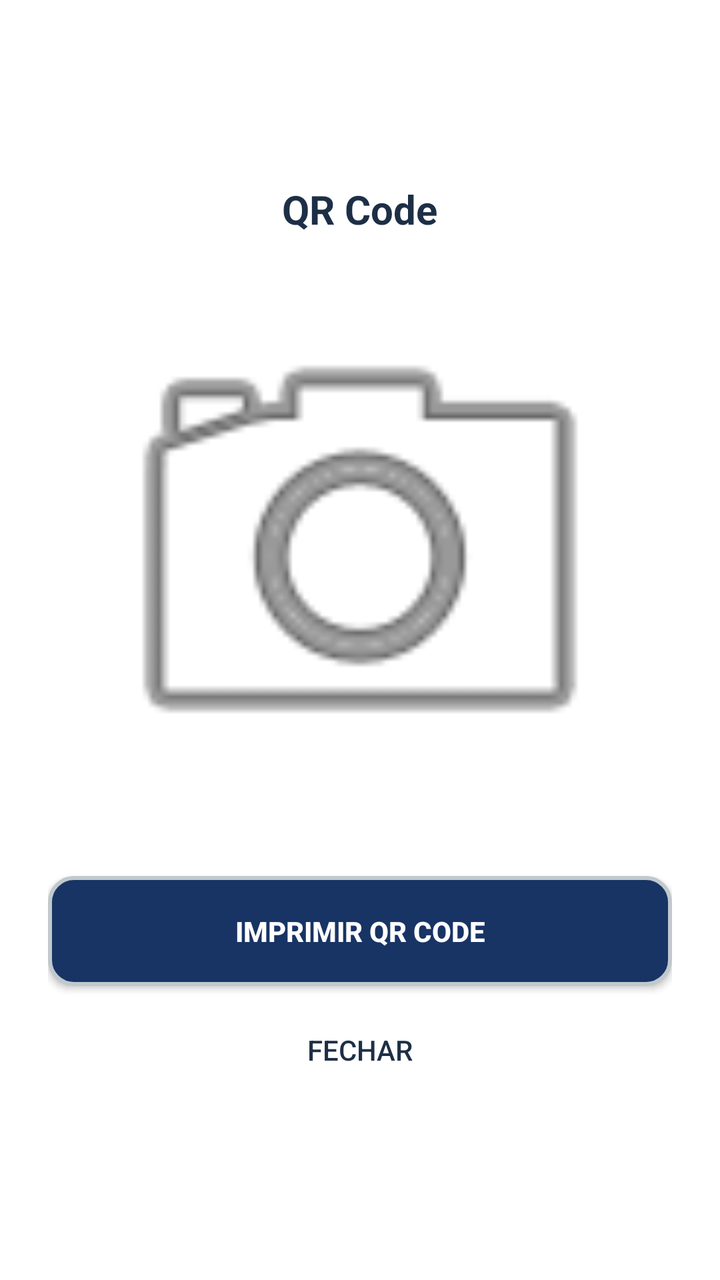
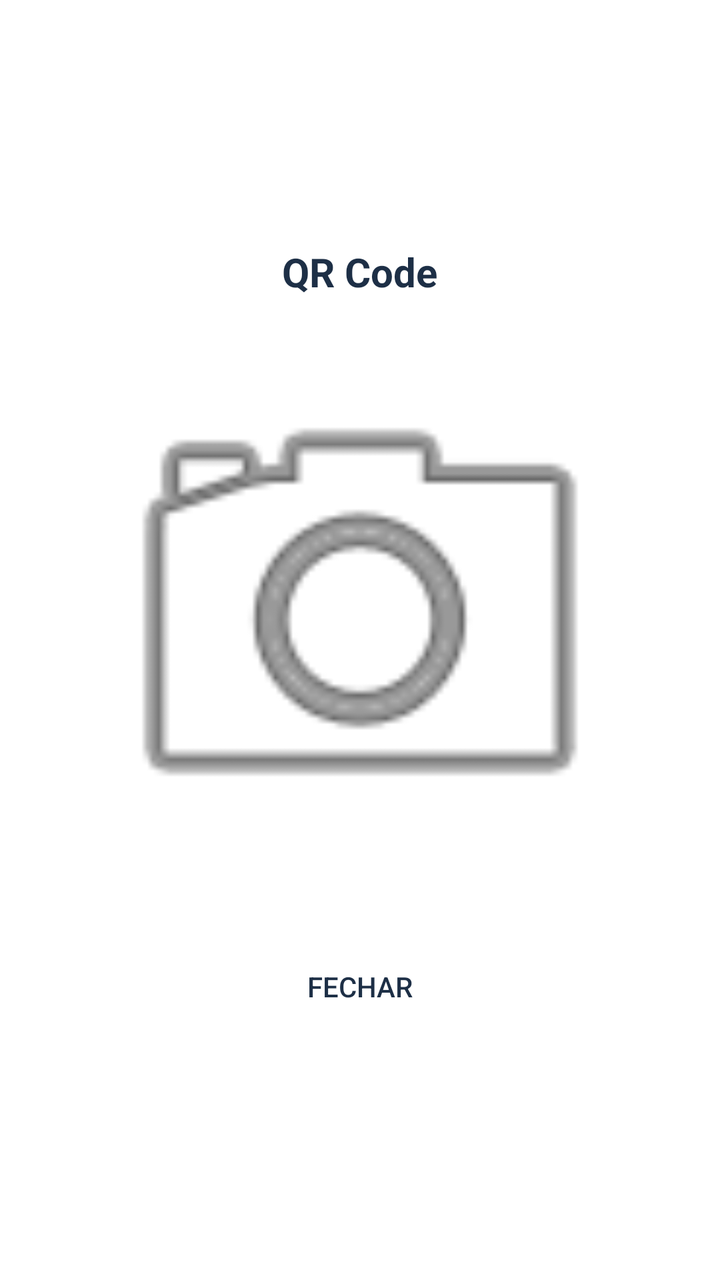

Two renders of the same Android screen: before a commit and after it. Below are the layout's source before the change and the commit's diff.
<!-- AndroidManifest.xml: application theme Theme.EventlyApp -->
<!-- res/layout/dialog_qrcode.xml -->
<?xml version="1.0" encoding="utf-8"?>
<LinearLayout xmlns:android="http://schemas.android.com/apk/res/android"
    android:layout_width="match_parent"
    android:layout_height="wrap_content"
    android:orientation="vertical"
    android:padding="24dp"
    android:background="@android:color/white"
    android:gravity="center">

    <TextView
        android:layout_width="wrap_content"
        android:layout_height="wrap_content"
        android:layout_marginBottom="16dp"
        android:text="QR Code"
        android:textColor="@color/AzulEscuro"
        android:textSize="20sp"
        android:textStyle="bold" />

    <ImageView
        android:id="@+id/imgQrCodeDialog"
        android:layout_width="280dp"
        android:layout_height="280dp"
        android:scaleType="fitCenter"
        android:src="@android:drawable/ic_menu_camera"
        android:layout_marginBottom="24dp"/>

    <android.widget.Button
        android:id="@+id/btnImprimirDialog"
        android:layout_width="match_parent"
        android:layout_height="55dp"
        android:background="@drawable/botaoazulg"
        android:text="Imprimir QR Code"
        android:textColor="#FFFFFF"
        android:textStyle="bold"
        android:layout_marginBottom="8dp"/>

    <android.widget.Button
        android:id="@+id/btnFecharDialog"
        android:layout_width="match_parent"
        android:layout_height="wrap_content"
        style="?android:attr/borderlessButtonStyle"
        android:text="Fechar"
        android:textColor="@color/AzulEscuro" />

</LinearLayout>
<!-- resources referenced by this layout -->
<resources>
  <color name="AzulEscuro">#1D2F46</color>
  <!-- drawable botaoazulg (drawable) -->
  <?xml version="1.0" encoding="utf-8"?>
  <selector xmlns:android="http://schemas.android.com/apk/res/android">
      <item>
          <shape android:shape="rectangle">
              <solid android:color="@color/AzulVivo" />
  
              <stroke
                  android:width="2dp"
                  android:color="@color/AzulPastel" />
  
              <corners android:radius="12dp" />
          </shape>
      </item>
  </selector>
  <style name="Theme.EventlyApp" parent="Base.Theme.EventlyApp" />
  <color name="AzulVivo">#183465</color>
  <color name="AzulPastel">#c0c9cd</color>
  <style name="Base.Theme.EventlyApp" parent="Theme.Material3.DayNight.NoActionBar">
          
          
      </style>
</resources>

<!-- the commit's change to res/layout/dialog_qrcode.xml (unified diff, before → after) -->
@@ -28,11 +28,12 @@
         android:id="@+id/btnImprimirDialog"
         android:layout_width="match_parent"
         android:layout_height="55dp"
+        android:layout_marginBottom="8dp"
         android:background="@drawable/botaoazulg"
         android:text="Imprimir QR Code"
         android:textColor="#FFFFFF"
         android:textStyle="bold"
-        android:layout_marginBottom="8dp"/>
+        android:visibility="gone" />
 
     <android.widget.Button
         android:id="@+id/btnFecharDialog"
